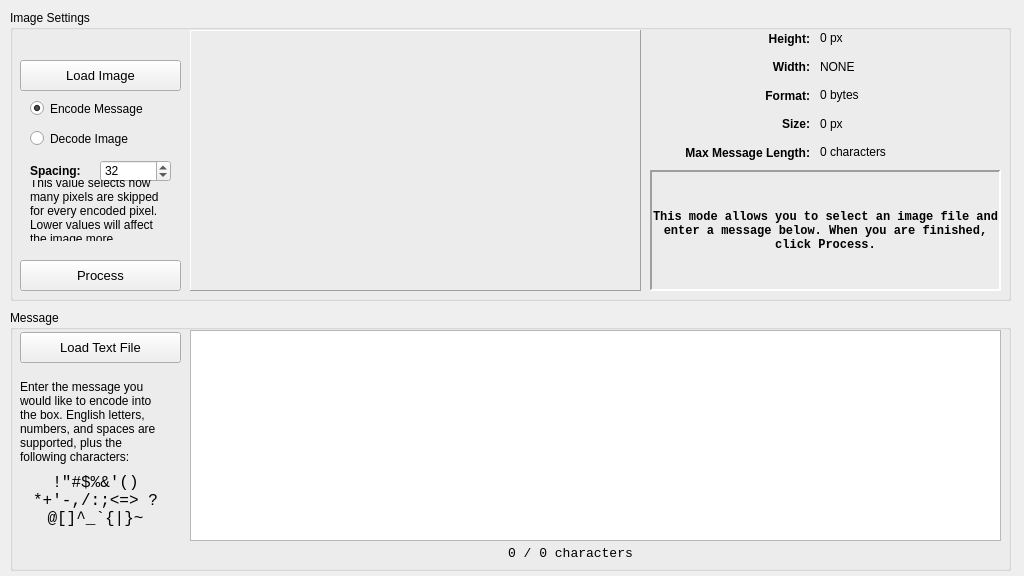
This is main.ui in nklose/Steganography as Qt 5 draws it before an edit. The edited form follows.
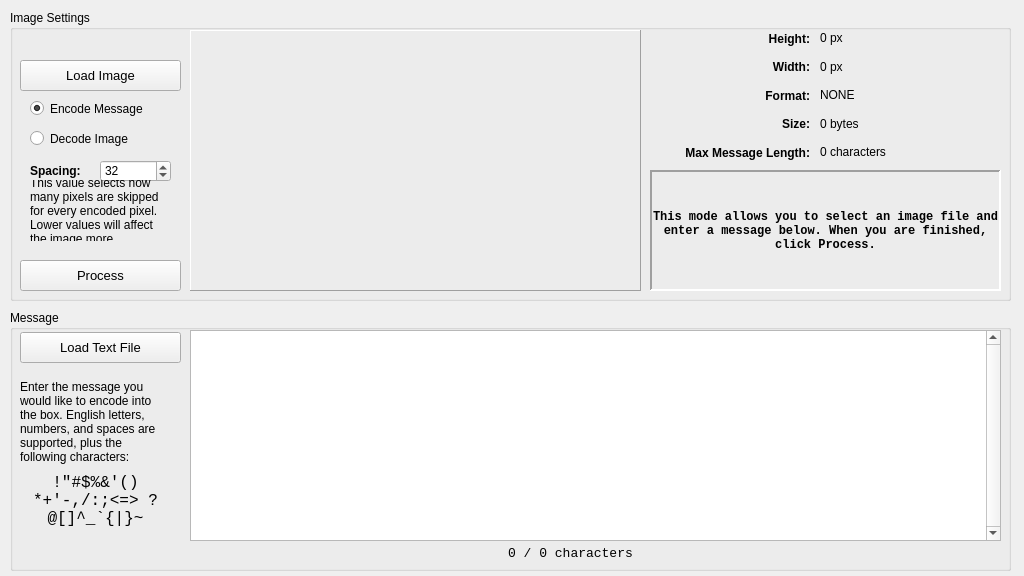
This is the edited form.

Commit message: GUI is now able to load images.

```diff
--- a/main.ui
+++ b/main.ui
@@ -281,6 +281,18 @@
         </property>
        </widget>
       </item>
+      <item>
+       <widget class="QLabel" name="lbl_width_value">
+        <property name="font">
+         <font>
+          <pointsize>9</pointsize>
+         </font>
+        </property>
+        <property name="text">
+         <string>0 px</string>
+        </property>
+       </widget>
+      </item>
       <item>
        <widget class="QLabel" name="lbl_format_value">
         <property name="font">
@@ -305,18 +317,6 @@
         </property>
        </widget>
       </item>
-      <item>
-       <widget class="QLabel" name="lbl_width_value">
-        <property name="font">
-         <font>
-          <pointsize>9</pointsize>
-         </font>
-        </property>
-        <property name="text">
-         <string>0 px</string>
-        </property>
-       </widget>
-      </item>
       <item>
        <widget class="QLabel" name="lbl_max_length_value">
         <property name="font">
@@ -446,6 +446,12 @@
        <pointsize>9</pointsize>
       </font>
      </property>
+     <property name="verticalScrollBarPolicy">
+      <enum>Qt::ScrollBarAlwaysOn</enum>
+     </property>
+     <property name="horizontalScrollBarPolicy">
+      <enum>Qt::ScrollBarAlwaysOff</enum>
+     </property>
     </widget>
     <widget class="QPushButton" name="btn_load_text_file">
      <property name="geometry">
```
Left out of the diff: 5 changed lines with no effect on the pictures. The commit also changes 4 other files.
